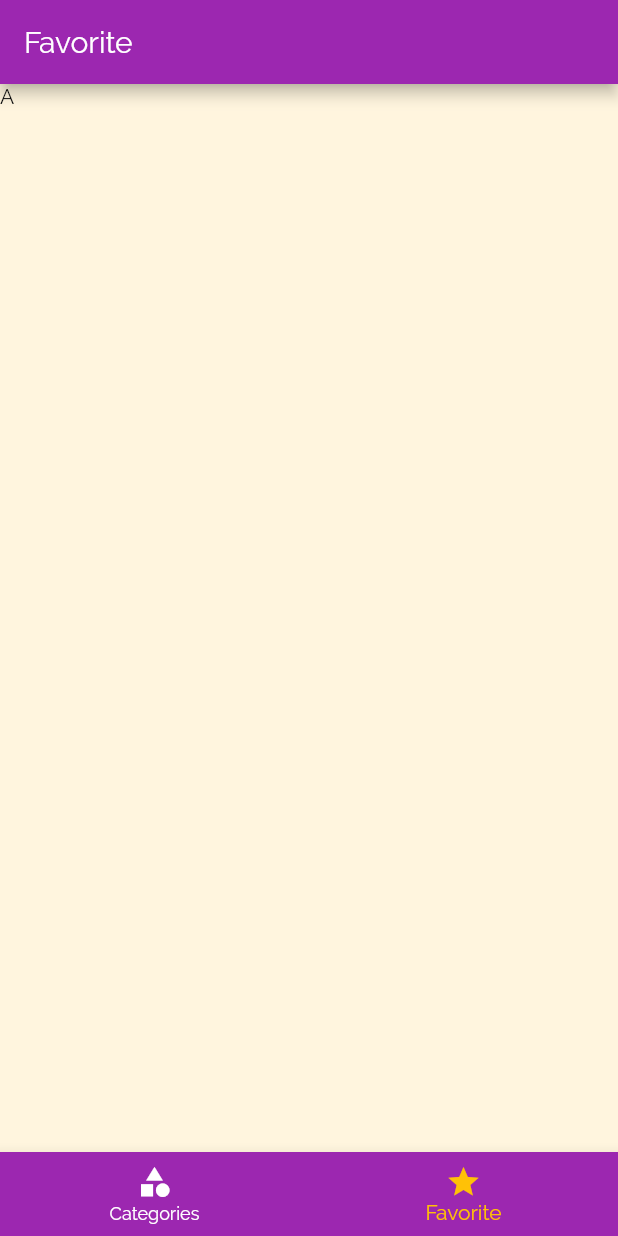
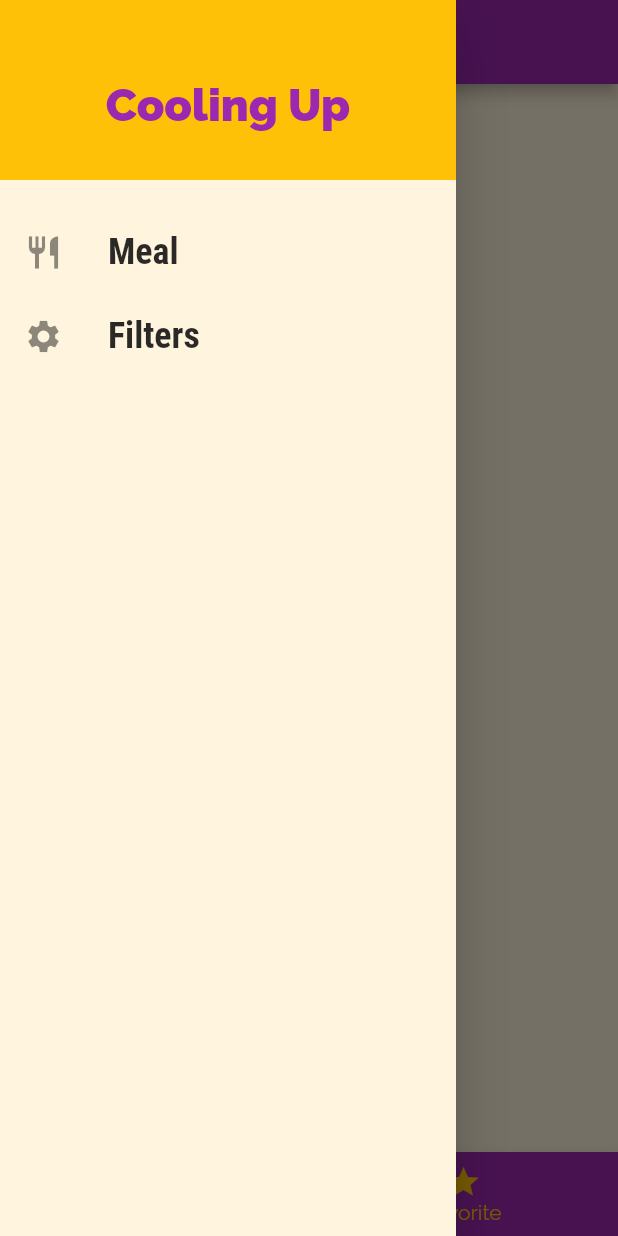
Before and after one commit to yeasin50/RecipeApp, a Flutter app: the screen it shows after launch, item 2 of the bottom bar chosen, with the side drawer open (before the commit the screen has no drawer), on a phone screen of 412 x 824 dp. Run offline on Flutter 3.47's test engine with Material 2 defaults, Android fonts, the phone set to English and light mode, and no system bars.

Commit message:
2nd to finish

```diff
--- a/lib/Screens/favoriteScreen.dart
+++ b/lib/Screens/favoriteScreen.dart
@@ -5,8 +5,8 @@ class FavoriteScreen extends StatelessWidget {
 
   @override
   Widget build(BuildContext context) {
-    return Container(
-      child: Text("A"),
+    return Scaffold(
+
     );
   }
 }
--- /dev/null
+++ b/lib/Screens/filter_screen.dart
@@ -0,0 +1,18 @@
+import 'package:flutter/material.dart';
+import 'package:resturant/widget/main_drawer.dart';
+
+class FilterScreen extends StatelessWidget {
+  static const routename = "filter_screen";
+  const FilterScreen({Key key}) : super(key: key);
+
+  @override
+  Widget build(BuildContext context) {
+    return Scaffold(
+      appBar: AppBar(
+        title: Text("Filter Options"),
+      ),
+      drawer: MainDrawer(),
+      body: Text("asds"),
+    );
+  }
+}
--- a/lib/Screens/tabs_Screen.dart
+++ b/lib/Screens/tabs_Screen.dart
@@ -1,4 +1,5 @@
 import 'package:flutter/material.dart';
+import 'package:resturant/widget/main_drawer.dart';
 import './categories_screen.dart';
 import './favoriteScreen.dart';
 
@@ -26,6 +27,7 @@ class _TabScreenState extends State<TabScreen> {
         appBar: AppBar(
           title: Text(_pages[_selectedPage]['title']),
         ),
+        drawer: MainDrawer(),
         body: _pages[_selectedPage]['page'],
         bottomNavigationBar: BottomNavigationBar(
           backgroundColor: Theme.of(context).primaryColor,
--- a/lib/main.dart
+++ b/lib/main.dart
@@ -1,4 +1,5 @@
 import 'package:flutter/material.dart';
+import 'package:resturant/Screens/filter_screen.dart';
 import 'package:resturant/Screens/tabs_screen.dart';
 import 'Screens/top_tabs_screen.dart';
 import './Screens/categories_screen.dart';
@@ -39,6 +40,7 @@ class MyApp extends StatelessWidget {
         '/': (ctx) => TabScreen(),
         CategoryMeals.routeName: (ctx) => CategoryMeals(),
         MealDetailsScreen.routeName: (ctx) => MealDetailsScreen(),
+        FilterScreen.routename: (ctx) => FilterScreen(),
       },
       // this can bes used to handle complex structure
       onGenerateRoute: (settings) {
--- /dev/null
+++ b/lib/widget/main_drawer.dart
@@ -0,0 +1,64 @@
+import 'package:flutter/material.dart';
+import 'package:resturant/Screens/filter_screen.dart';
+
+class MainDrawer extends StatelessWidget {
+  const MainDrawer({Key key}) : super(key: key);
+
+  Widget buildListTile(String title, IconData icon, Function onTaphandler) {
+    return ListTile(
+      leading: Icon(
+        icon,
+        size: 26,
+      ),
+      title: Text(
+        title,
+        style: TextStyle(
+          fontFamily: "RobotoCondensed",
+          fontSize: 24,
+          fontWeight: FontWeight.bold,
+        ),
+      ),
+      onTap: onTaphandler,
+    );
+  }
+
+  @override
+  Widget build(BuildContext context) {
+    return Drawer(
+        child: Column(
+      children: [
+        // heading
+        Container(
+          height: 120,
+          width: double.infinity,
+          // padding: EdgeInsets.symmetric(horizontal: 25),
+          padding: EdgeInsets.only(top: 20),
+          alignment: Alignment.center,
+          color: Theme.of(context).accentColor,
+          child: Text(
+            "Cooling Up",
+            style: TextStyle(
+              fontWeight: FontWeight.w900,
+              fontSize: 30,
+              color: Theme.of(context).primaryColor,
+            ),
+          ),
+        ), // end of header
+        SizedBox(
+          height: 20,
+        ),
+        buildListTile(
+          "Meal",
+          Icons.restaurant,
+          () {
+            /// [pushReplacementNamed] replace inplace stacking pages also increase performenc.
+            Navigator.of(context).pushReplacementNamed('/');
+          },
+        ),
+        buildListTile("Filters", Icons.settings, () {
+          Navigator.of(context).pushReplacementNamed(FilterScreen.routename);
+        }),
+      ],
+    ));
+  }
+}
```
